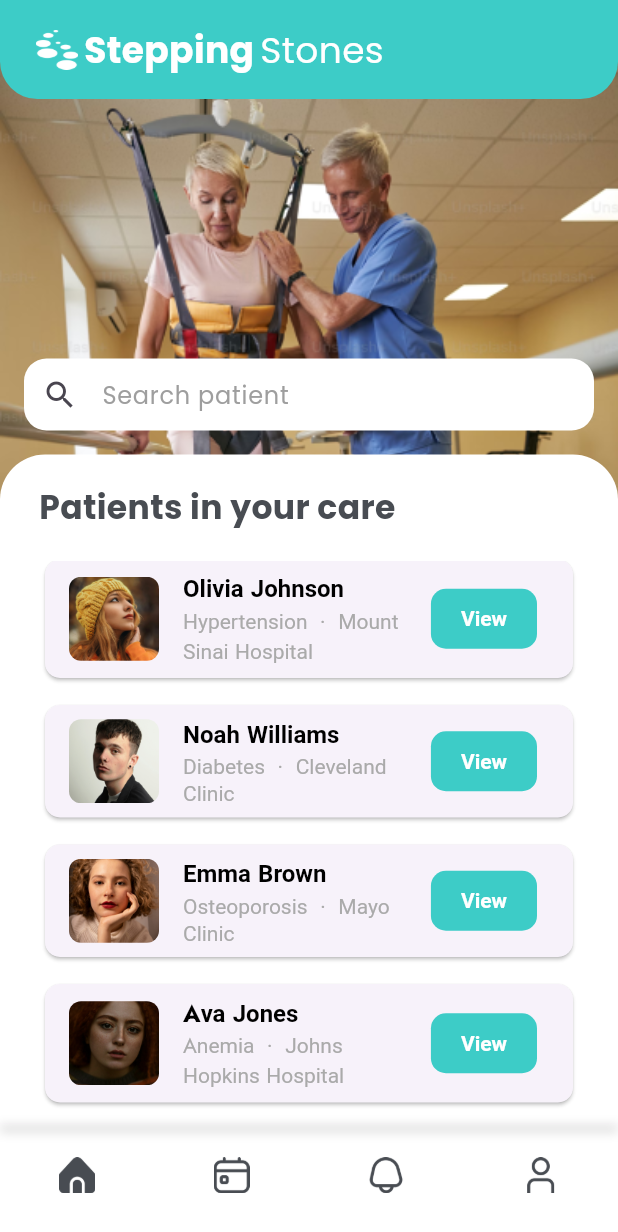
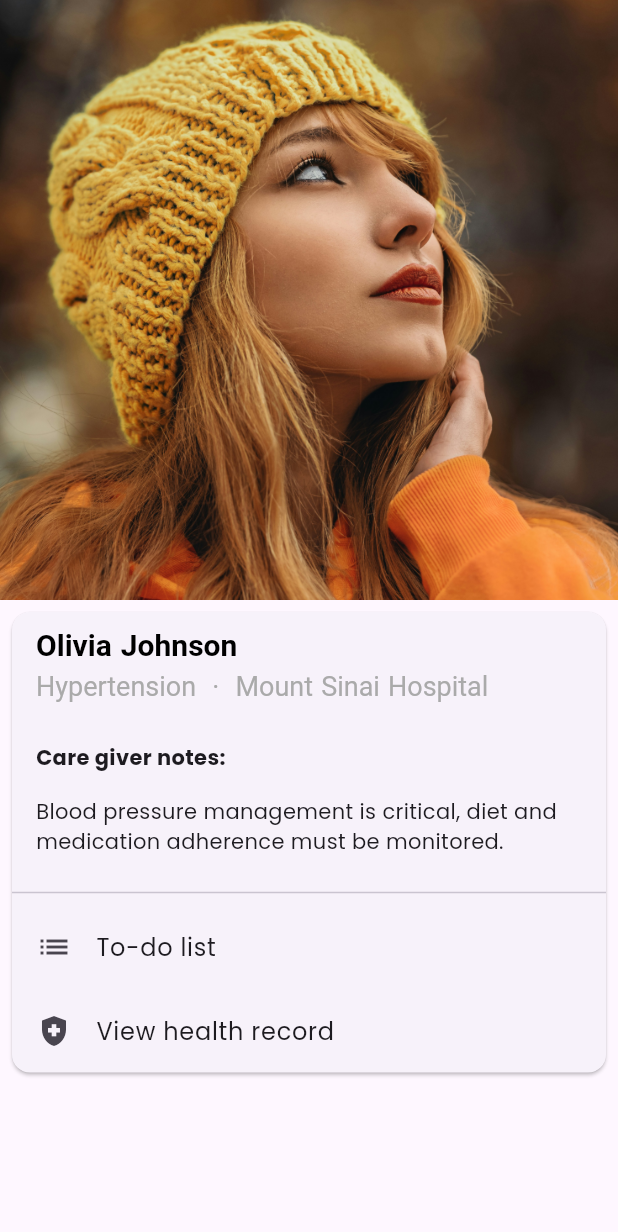
Before and after one commit to MexlTuba/stepping_stones, a Flutter app: the screen it shows after launch, scrolled down 199 dp, after a tap on "View", on a phone screen of 412 x 824 dp. Shown: the top 1232 px of the screen. Run offline on Flutter 3.47's test engine with Material 3 defaults, Android fonts, the phone set to English and light mode, and no system bars; our stand-ins replace google_fonts, syncfusion_flutter_calendar.

Commit message:
init route patient Details Screen

```diff
--- a/lib/screens/home_screen.dart
+++ b/lib/screens/home_screen.dart
@@ -1,5 +1,7 @@
 import 'package:flutter/material.dart';
 import 'package:stepping_stones/models/patients.dart';
+import 'package:stepping_stones/screens/home_page.dart';
+import 'package:stepping_stones/screens/patient_details.dart';
 
 class HomeScreen extends StatefulWidget {
   final List<Patient> patientList;
@@ -192,7 +194,16 @@ class _HomeScreenState extends State<HomeScreen> {
                                       ),
                                     ),
                                     trailing: ElevatedButton(
-                                      onPressed: () {},
+                                      onPressed: () {
+                                        Navigator.push(
+                                          context,
+                                          MaterialPageRoute(
+                                              builder: (context) =>
+                                                  PatientDetailScreen(
+                                                    patient: patient,
+                                                  )),
+                                        );
+                                      },
                                       child: Text(
                                         'View',
                                         style: TextStyle(
--- a/lib/screens/patient_details.dart
+++ b/lib/screens/patient_details.dart
@@ -0,0 +1,89 @@
+// ignore_for_file: prefer_const_constructors, prefer_const_literals_to_create_immutables
+
+import 'package:flutter/material.dart';
+import 'package:stepping_stones/models/patients.dart';
+
+class PatientDetailScreen extends StatelessWidget {
+  const PatientDetailScreen({
+    Key? key,
+    required this.patient,
+  }) : super(key: key);
+  final Patient patient;
+
+  @override
+  Widget build(BuildContext context) {
+    return Scaffold(
+      body: Column(
+        children: [
+          Container(
+            height: 400,
+            decoration: BoxDecoration(
+              image: DecorationImage(
+                image: AssetImage(patient.patientImage),
+                fit: BoxFit.cover,
+              ),
+            ),
+          ),
+          Card(
+            margin: EdgeInsets.all(8),
+            child: Column(
+              crossAxisAlignment: CrossAxisAlignment.start,
+              children: [
+                ListTile(
+                  title: RichText(
+                    text: TextSpan(
+                      children: <TextSpan>[
+                        TextSpan(
+                          text: '${patient.fname} ${patient.lname}',
+                          style: TextStyle(
+                              fontWeight: FontWeight.bold,
+                              fontSize: 20,
+                              color: Colors.black),
+                        ),
+                      ],
+                    ),
+                  ),
+                  subtitle: RichText(
+                    text: TextSpan(
+                      children: <TextSpan>[
+                        TextSpan(
+                          text: '${patient.disease}  ·  ${patient.hospital}',
+                          style: TextStyle(
+                              fontWeight: FontWeight.normal,
+                              fontSize: 18,
+                              color: Color(0xFFAAAAAA)),
+                        ),
+                      ],
+                    ),
+                  ),
+                ),
+                Padding(
+                  padding: EdgeInsets.all(16),
+                  child: Text(
+                    'Care giver notes:',
+                    style: TextStyle(fontWeight: FontWeight.bold),
+                  ),
+                ),
+                Padding(
+                  padding: EdgeInsets.fromLTRB(16, 0, 16, 16),
+                  child: Text(
+                    patient.notes,
+                  ),
+                ),
+                Divider(),
+                ListTile(
+                  leading: Icon(Icons.list),
+                  title: Text('To-do list'),
+                ),
+                ListTile(
+                  leading: Icon(Icons.health_and_safety),
+                  title: Text('View health record'),
+                ),
+              ],
+            ),
+          ),
+        ],
+      ),
+    );
+  }
+}
```
